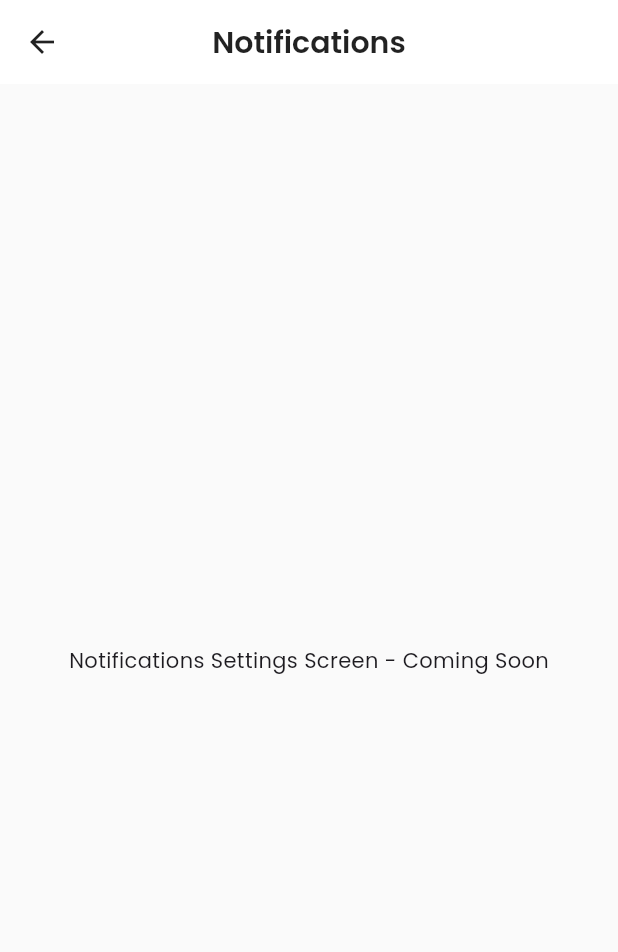
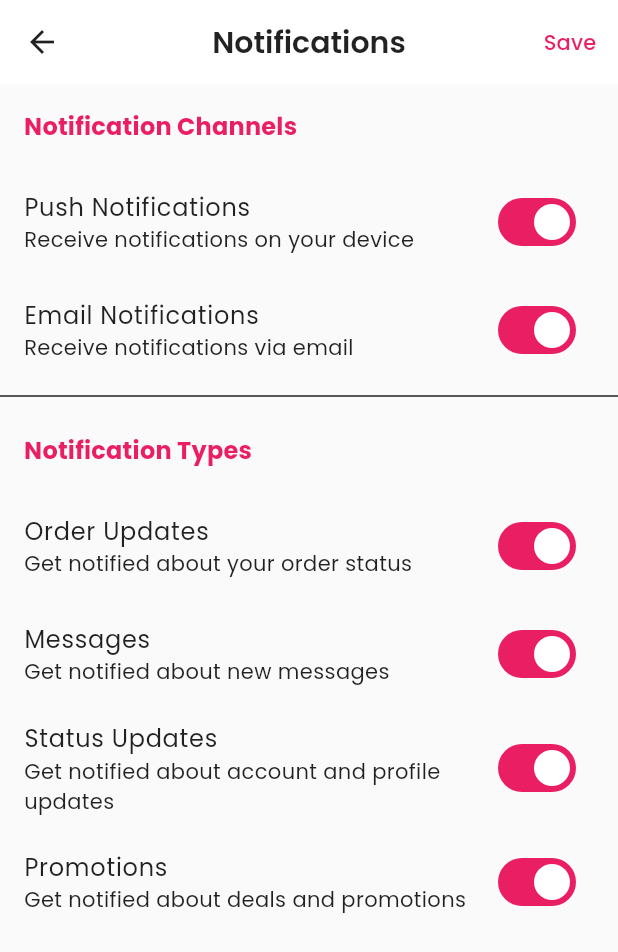
Before and after one commit to dordunu1/AndroidMecrh, a Flutter app: the NotificationsSettingsScreen screen opened by its route, on a phone screen of 412 x 824 dp. Shown: the top 952 px of the screen. Run offline on Flutter 3.47's test engine with Material 3 defaults, Android fonts, the phone set to English and light mode, and no system bars; our stand-ins replace cached_network_image, cloud_firestore, firebase_auth, firebase_core, firebase_storage, flutter_cache_manager and 13 more; accounts and stored records are empty.

Commit message:
made changes and added notifications

```diff
--- a/lib/models/notification.dart
+++ b/lib/models/notification.dart
@@ -1,45 +1,51 @@
 import 'package:cloud_firestore/cloud_firestore.dart';
 
-class AppNotification {
+enum NotificationType {
+  orderUpdate,
+  message,
+  statusUpdate,
+  promotion,
+}
+
+class Notification {
   final String id;
   final String userId;
   final String title;
   final String message;
-  final String type;
-  final Map<String, dynamic>? data;
+  final NotificationType type;
+  final String? orderId;
+  final String? chatId;
   final bool isRead;
   final DateTime createdAt;
-  final String? image;
-  final String? action;
-  final Map<String, dynamic>? actionData;
+  final Map<String, dynamic>? data;
 
-  AppNotification({
+  Notification({
     required this.id,
     required this.userId,
     required this.title,
     required this.message,
     required this.type,
-    this.data,
+    this.orderId,
+    this.chatId,
     this.isRead = false,
     required this.createdAt,
-    this.image,
-    this.action,
-    this.actionData,
+    this.data,
   });
 
-  factory AppNotification.fromMap(Map<String, dynamic> map, String id) {
-    return AppNotification(
+  factory Notification.fromMap(Map<String, dynamic> map, String id) {
+    return Notification(
       id: id,
-      userId: map['userId'] ?? '',
-      title: map['title'] ?? '',
-      message: map['message'] ?? '',
-      type: map['type'] ?? '',
-      data: map['data'],
-      isRead: map['isRead'] ?? false,
-      createdAt: (map['createdAt'] as Timestamp?)?.toDate() ?? DateTime.now(),
-      image: map['image'],
-      action: map['action'],
-      actionData: map['actionData'],
+      userId: map['userId'] as String,
+      title: map['title'] as String,
+      message: map['message'] as String,
+      type: NotificationType.values.firstWhere(
+        (e) => e.toString() == 'NotificationType.${map['type']}',
+      ),
+      orderId: map['orderId'] as String?,
+      chatId: map['chatId'] as String?,
+      isRead: map['isRead'] as bool? ?? false,
+      createdAt: (map['createdAt'] as Timestamp).toDate(),
+      data: map['data'] as Map<String, dynamic>?,
     );
   }
 
@@ -48,31 +54,38 @@ class AppNotification {
       'userId': userId,
       'title': title,
       'message': message,
-      'type': type,
-      'data': data,
+      'type': type.toString().split('.').last,
+      'orderId': orderId,
+      'chatId': chatId,
       'isRead': isRead,
       'createdAt': Timestamp.fromDate(createdAt),
-      'image': image,
-      'action': action,
-      'actionData': actionData,
+      'data': data,
     };
   }
 
-  AppNotification copyWith({
+  Notification copyWith({
+    String? id,
+    String? userId,
+    String? title,
+    String? message,
+    NotificationType? type,
+    String? orderId,
+    String? chatId,
     bool? isRead,
+    DateTime? createdAt,
+    Map<String, dynamic>? data,
   }) {
-    return AppNotification(
-      id: id,
-      userId: userId,
-      title: title,
-      message: message,
-      type: type,
-      data: data,
+    return Notification(
+      id: id ?? this.id,
+      userId: userId ?? this.userId,
+      title: title ?? this.title,
+      message: message ?? this.message,
+      type: type ?? this.type,
+      orderId: orderId ?? this.orderId,
+      chatId: chatId ?? this.chatId,
       isRead: isRead ?? this.isRead,
-      createdAt: createdAt,
-      image: image,
-      action: action,
-      actionData: actionData,
+      createdAt: createdAt ?? this.createdAt,
+      data: data ?? this.data,
     );
   }
 
--- a/lib/screens/profile/notifications_settings_screen.dart
+++ b/lib/screens/profile/notifications_settings_screen.dart
@@ -1,16 +1,179 @@
 import 'package:flutter/material.dart';
+import 'package:flutter_riverpod/flutter_riverpod.dart';
+import '../../services/notification_service.dart';
 
-class NotificationsSettingsScreen extends StatelessWidget {
+class NotificationsSettingsScreen extends ConsumerStatefulWidget {
   const NotificationsSettingsScreen({super.key});
 
   @override
+  ConsumerState<NotificationsSettingsScreen> createState() => _NotificationsSettingsScreenState();
+}
+
+class _NotificationsSettingsScreenState extends ConsumerState<NotificationsSettingsScreen> {
+  bool _isLoading = true;
+  bool _isSaving = false;
+  Map<String, bool> _settings = {
+    'pushNotifications': true,
+    'emailNotifications': true,
+    'orderUpdates': true,
+    'messages': true,
+    'statusUpdates': true,
+    'promotions': true,
+  };
+
+  @override
+  void initState() {
+    super.initState();
+    _loadSettings();
+  }
+
+  Future<void> _loadSettings() async {
+    try {
+      final settings = await ref.read(notificationServiceProvider).getNotificationSettings();
+      setState(() {
+        _settings = settings;
+        _isLoading = false;
+      });
+    } catch (e) {
+      if (mounted) {
+        ScaffoldMessenger.of(context).showSnackBar(
+          SnackBar(content: Text('Error loading settings: $e')),
+        );
+        setState(() => _isLoading = false);
+      }
+    }
+  }
+
+  Future<void> _saveSettings() async {
+    setState(() => _isSaving = true);
+    try {
+      await ref.read(notificationServiceProvider).updateNotificationSettings(_settings);
+      if (mounted) {
+        ScaffoldMessenger.of(context).showSnackBar(
+          const SnackBar(content: Text('Settings saved successfully')),
+        );
+      }
+    } catch (e) {
+      if (mounted) {
+        ScaffoldMessenger.of(context).showSnackBar(
+          SnackBar(content: Text('Error saving settings: $e')),
+        );
+      }
+    } finally {
+      if (mounted) {
+        setState(() => _isSaving = false);
+      }
+    }
+  }
+
+  @override
   Widget build(BuildContext context) {
+    final theme = Theme.of(context);
+    final colorScheme = theme.colorScheme;
+
+    if (_isLoading) {
+      return const Scaffold(
+        body: Center(child: CircularProgressIndicator()),
+      );
+    }
+
     return Scaffold(
       appBar: AppBar(
         title: const Text('Notifications'),
+        actions: [
+          if (_isSaving)
+            const Center(
+              child: Padding(
+                padding: EdgeInsets.symmetric(horizontal: 16),
+                child: SizedBox(
+                  width: 20,
+                  height: 20,
+                  child: CircularProgressIndicator(strokeWidth: 2),
+                ),
+              ),
+            )
+          else
+            TextButton(
+              onPressed: _saveSettings,
+              child: const Text('Save'),
+            ),
+        ],
       ),
-      body: const Center(
-        child: Text('Notifications Settings Screen - Coming Soon'),
+      body: ListView(
+        children: [
+          // Notification Channels
+          Padding(
+            padding: const EdgeInsets.all(16),
+            child: Text(
+              'Notification Channels',
+              style: theme.textTheme.titleMedium?.copyWith(
+                color: colorScheme.primary,
+                fontWeight: FontWeight.bold,
+              ),
+            ),
+          ),
+          SwitchListTile(
+            title: const Text('Push Notifications'),
+            subtitle: const Text('Receive notifications on your device'),
+            value: _settings['pushNotifications'] ?? true,
+            onChanged: (value) {
+              setState(() => _settings['pushNotifications'] = value);
+            },
+          ),
+          SwitchListTile(
+            title: const Text('Email Notifications'),
+            subtitle: const Text('Receive notifications via email'),
+            value: _settings['emailNotifications'] ?? true,
+            onChanged: (value) {
+              setState(() => _settings['emailNotifications'] = value);
+            },
+          ),
+          const Divider(),
+
+          // Notification Types
+          Padding(
+            padding: const EdgeInsets.all(16),
+            child: Text(
+              'Notification Types',
+              style: theme.textTheme.titleMedium?.copyWith(
+                color: colorScheme.primary,
+                fontWeight: FontWeight.bold,
+              ),
+            ),
+          ),
+          SwitchListTile(
+            title: const Text('Order Updates'),
+            subtitle: const Text('Get notified about your order status'),
+            value: _settings['orderUpdates'] ?? true,
+            onChanged: _settings['pushNotifications'] == true ? (value) {
+              setState(() => _settings['orderUpdates'] = value);
+            } : null,
+          ),
+          SwitchListTile(
+            title: const Text('Messages'),
+            subtitle: const Text('Get notified about new messages'),
+            value: _settings['messages'] ?? true,
+            onChanged: _settings['pushNotifications'] == true ? (value) {
+              setState(() => _settings['messages'] = value);
+            } : null,
+          ),
+          SwitchListTile(
+            title: const Text('Status Updates'),
+            subtitle: const Text('Get notified about account and profile updates'),
+            value: _settings['statusUpdates'] ?? true,
+            onChanged: _settings['pushNotifications'] == true ? (value) {
+              setState(() => _settings['statusUpdates'] = value);
+            } : null,
+          ),
+          SwitchListTile(
+            title: const Text('Promotions'),
+            subtitle: const Text('Get notified about deals and promotions'),
+            value: _settings['promotions'] ?? true,
+            onChanged: _settings['pushNotifications'] == true ? (value) {
+              setState(() => _settings['promotions'] = value);
+            } : null,
+          ),
+        ],
       ),
     );
   }
--- /dev/null
+++ b/lib/services/notification_service.dart
@@ -0,0 +1,173 @@
+import 'package:cloud_firestore/cloud_firestore.dart';
+import 'package:firebase_auth/firebase_auth.dart';
+import 'package:flutter_riverpod/flutter_riverpod.dart';
+import '../models/notification.dart';
+
+final notificationServiceProvider = Provider<NotificationService>((ref) {
+  return NotificationService();
+});
+
+class NotificationService {
+  final _firestore = FirebaseFirestore.instance;
+  final _auth = FirebaseAuth.instance;
+
+  // Get user's notification settings
+  Future<Map<String, bool>> getNotificationSettings() async {
+    try {
+      final user = _auth.currentUser;
+      if (user == null) throw Exception('User not authenticated');
+
+      final doc = await _firestore
+          .collection('users')
+          .doc(user.uid)
+          .collection('settings')
+          .doc('notifications')
+          .get();
+
+      if (!doc.exists) {
+        // Return default settings
+        return {
+          'pushNotifications': true,
+          'emailNotifications': true,
+          'orderUpdates': true,
+          'messages': true,
+          'statusUpdates': true,
+          'promotions': true,
+        };
+      }
+
+      return {
+        'pushNotifications': doc.data()?['pushNotifications'] ?? true,
+        'emailNotifications': doc.data()?['emailNotifications'] ?? true,
+        'orderUpdates': doc.data()?['orderUpdates'] ?? true,
+        'messages': doc.data()?['messages'] ?? true,
+        'statusUpdates': doc.data()?['statusUpdates'] ?? true,
+        'promotions': doc.data()?['promotions'] ?? true,
+      };
+    } catch (e) {
+      throw Exception('Failed to get notification settings: $e');
+    }
+  }
+
+  // Update user's notification settings
+  Future<void> updateNotificationSettings(Map<String, bool> settings) async {
+    try {
+      final user = _auth.currentUser;
+      if (user == null) throw Exception('User not authenticated');
+
+      await _firestore
+          .collection('users')
+          .doc(user.uid)
+          .collection('settings')
+          .doc('notifications')
+          .set(settings, SetOptions(merge: true));
+    } catch (e) {
+      throw Exception('Failed to update notification settings: $e');
+    }
+  }
+
+  // Get user's notifications
+  Stream<List<Notification>> watchNotifications() {
+    final user = _auth.currentUser;
+    if (user == null) throw Exception('User not authenticated');
+
+    return _firestore
+        .collection('notifications')
+        .where('userId', isEqualTo: user.uid)
+        .orderBy('createdAt', descending: true)
+        .snapshots()
+        .map((snapshot) {
+          return snapshot.docs
+              .map((doc) => Notification.fromMap(doc.data(), doc.id))
+              .toList();
+        });
+  }
+
+  // Mark notification as read
+  Future<void> markAsRead(String notificationId) async {
+    try {
+      final user = _auth.currentUser;
+      if (user == null) throw Exception('User not authenticated');
+
+      await _firestore
+          .collection('notifications')
+          .doc(notificationId)
+          .update({'isRead': true});
+    } catch (e) {
+      throw Exception('Failed to mark notification as read: $e');
+    }
+  }
+
+  // Mark all notifications as read
+  Future<void> markAllAsRead() async {
+    try {
+      final user = _auth.currentUser;
+      if (user == null) throw Exception('User not authenticated');
+
+      final batch = _firestore.batch();
+      final notifications = await _firestore
+          .collection('notifications')
+          .where('userId', isEqualTo: user.uid)
+          .where('isRead', isEqualTo: false)
+          .get();
+
+      for (var doc in notifications.docs) {
+        batch.update(doc.reference, {'isRead': true});
+      }
+
+      await batch.commit();
+    } catch (e) {
+      throw Exception('Failed to mark all notifications as read: $e');
+    }
+  }
+
+  // Delete notification
+  Future<void> deleteNotification(String notificationId) async {
+    try {
+      final user = _auth.currentUser;
+      if (user == null) throw Exception('User not authenticated');
+
+      await _firestore
+          .collection('notifications')
+          .doc(notificationId)
+          .delete();
+    } catch (e) {
+      throw Exception('Failed to delete notification: $e');
+    }
+  }
+
+  // Delete all notifications
+  Future<void> deleteAllNotifications() async {
+    try {
+      final user = _auth.currentUser;
+      if (user == null) throw Exception('User not authenticated');
+
+      final batch = _firestore.batch();
+      final notifications = await _firestore
+          .collection('notifications')
+          .where('userId', isEqualTo: user.uid)
+          .get();
+
+      for (var doc in notifications.docs) {
+        batch.delete(doc.reference);
+      }
+
+      await batch.commit();
+    } catch (e) {
+      throw Exception('Failed to delete all notifications: $e');
+    }
+  }
+
+  // Get unread notifications count
+  Stream<int> watchUnreadCount() {
+    final user = _auth.currentUser;
+    if (user == null) throw Exception('User not authenticated');
+
+    return _firestore
+        .collection('notifications')
+        .where('userId', isEqualTo: user.uid)
+        .where('isRead', isEqualTo: false)
+        .snapshots()
+        .map((snapshot) => snapshot.docs.length);
+  }
+}
```
Also changed, not shown: 1 other file.
